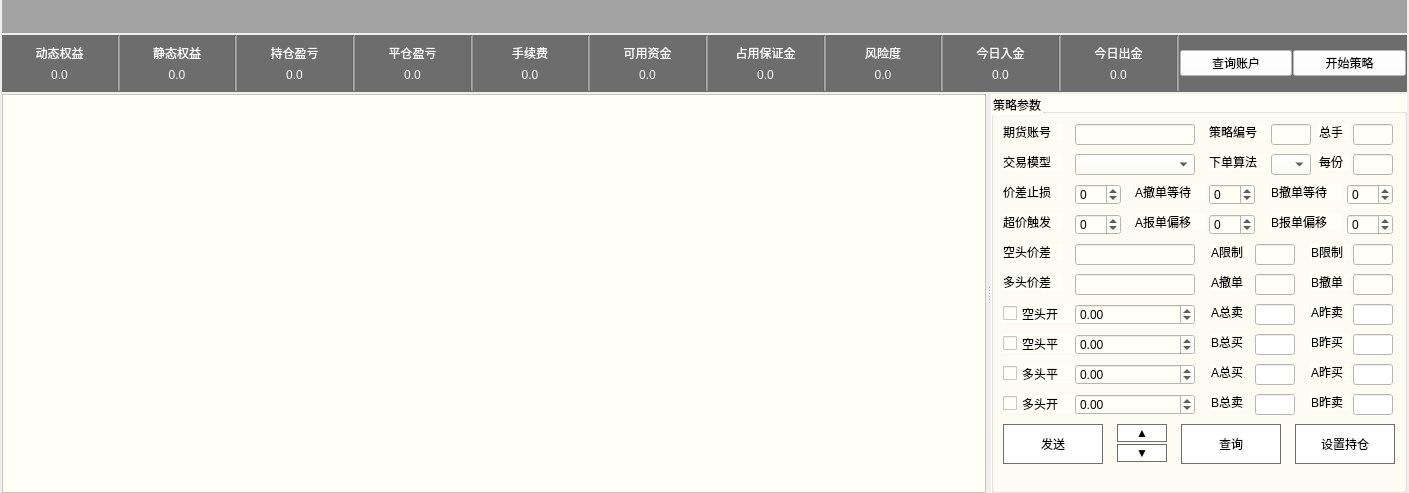
Before: the Qt Designer form PyCTP_Client/PyCTP_ClientUI/QAccountWidget.ui in yuwangying/PyCTP, drawn with Qt 5.
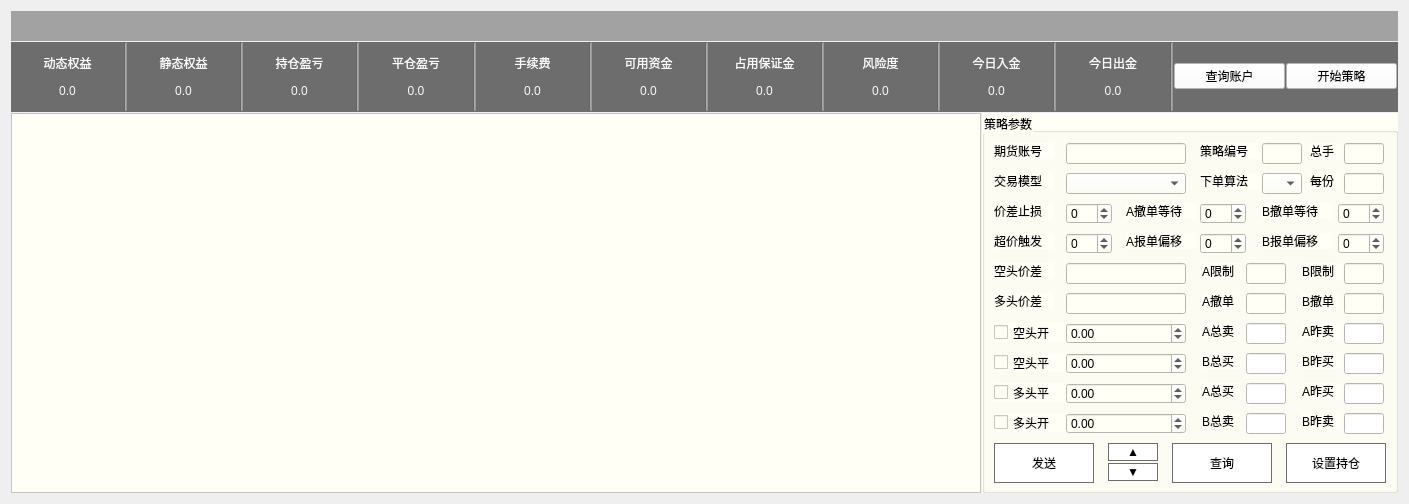
After: the same form once the commit is applied.

What changed in the file:
```diff
--- a/PyCTP_Client/PyCTP_ClientUI/QAccountWidget.ui
+++ b/PyCTP_Client/PyCTP_ClientUI/QAccountWidget.ui
@@ -34,7 +34,7 @@
       border-bottom-color: #C2C7CB; /* same as the pane color */
       border-top-left-radius: 4px;
       border-top-right-radius: 4px;
-      min-width: 80px;
+      min-width: 100px;
       padding: 2px;
   }
 
@@ -53,23 +53,18 @@
       margin-top: 2px; /* make non-selected tabs look smaller */
   }</string>
   </property>
-  <layout class="QVBoxLayout" name="verticalLayout" stretch="2,3,24">
-   <property name="spacing">
-    <number>2</number>
-   </property>
-   <property name="leftMargin">
-    <number>2</number>
-   </property>
-   <property name="topMargin">
-    <number>0</number>
-   </property>
-   <property name="rightMargin">
-    <number>2</number>
-   </property>
-   <property name="bottomMargin">
-    <number>0</number>
-   </property>
+  <layout class="QVBoxLayout" name="verticalLayout">
    <item>
+    <widget class="QSplitter" name="splitter_qaccount">
+     <property name="orientation">
+      <enum>Qt::Vertical</enum>
+     </property>
+     <property name="handleWidth">
+      <number>1</number>
+     </property>
+     <property name="childrenCollapsible">
+      <bool>false</bool>
+     </property>
     <widget class="QWidget" name="widget_tabbar" native="true">
      <property name="sizePolicy">
       <sizepolicy hsizetype="Preferred" vsizetype="Preferred">
@@ -77,13 +72,35 @@
        <verstretch>0</verstretch>
       </sizepolicy>
      </property>
+      <property name="minimumSize">
+       <size>
+        <width>0</width>
+        <height>30</height>
+       </size>
+      </property>
+      <property name="maximumSize">
+       <size>
+        <width>16777215</width>
+        <height>30</height>
+       </size>
+      </property>
      <property name="styleSheet">
       <string notr="true">background-color: rgb(162, 162, 162);</string>
      </property>
     </widget>
-   </item>
-   <item>
     <widget class="QWidget" name="panel_show_account" native="true">
+      <property name="minimumSize">
+       <size>
+        <width>0</width>
+        <height>70</height>
+       </size>
+      </property>
+      <property name="maximumSize">
+       <size>
+        <width>16777215</width>
+        <height>70</height>
+       </size>
+      </property>
      <property name="styleSheet">
       <string notr="true">background-color: rgb(109, 109, 109);
 color: rgb(250, 250, 250);
@@ -536,8 +553,6 @@
       </item>
      </layout>
     </widget>
-   </item>
-   <item>
     <widget class="QSplitter" name="splitter">
      <property name="sizePolicy">
       <sizepolicy hsizetype="Expanding" vsizetype="Expanding">
@@ -558,7 +573,7 @@
       <bool>true</bool>
      </property>
      <property name="handleWidth">
-      <number>5</number>
+       <number>1</number>
      </property>
      <property name="childrenCollapsible">
       <bool>false</bool>
@@ -570,6 +585,12 @@
         <verstretch>0</verstretch>
        </sizepolicy>
       </property>
+       <property name="minimumSize">
+        <size>
+         <width>0</width>
+         <height>380</height>
+        </size>
+       </property>
       <property name="maximumSize">
        <size>
         <width>16777215</width>
@@ -1700,6 +1721,7 @@
        <property name="maximum">
         <number>999999999</number>
        </property>
+       </widget>
       </widget>
      </widget>
     </widget>
```
Lines whose indentation alone changed are shown as unchanged.
